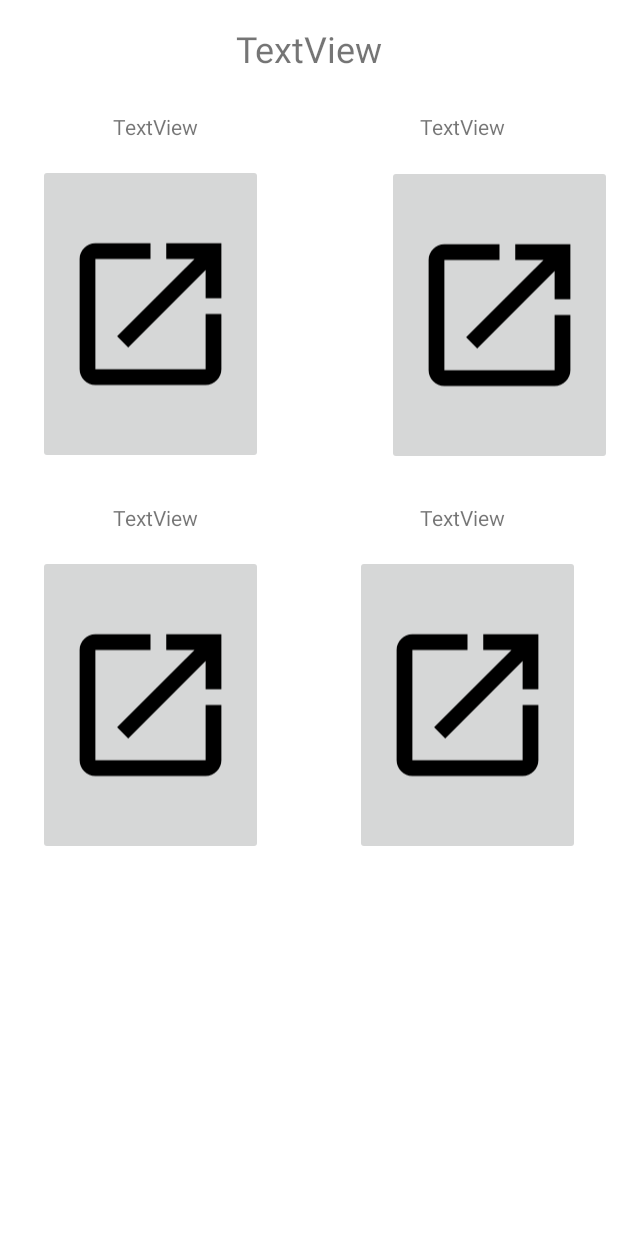
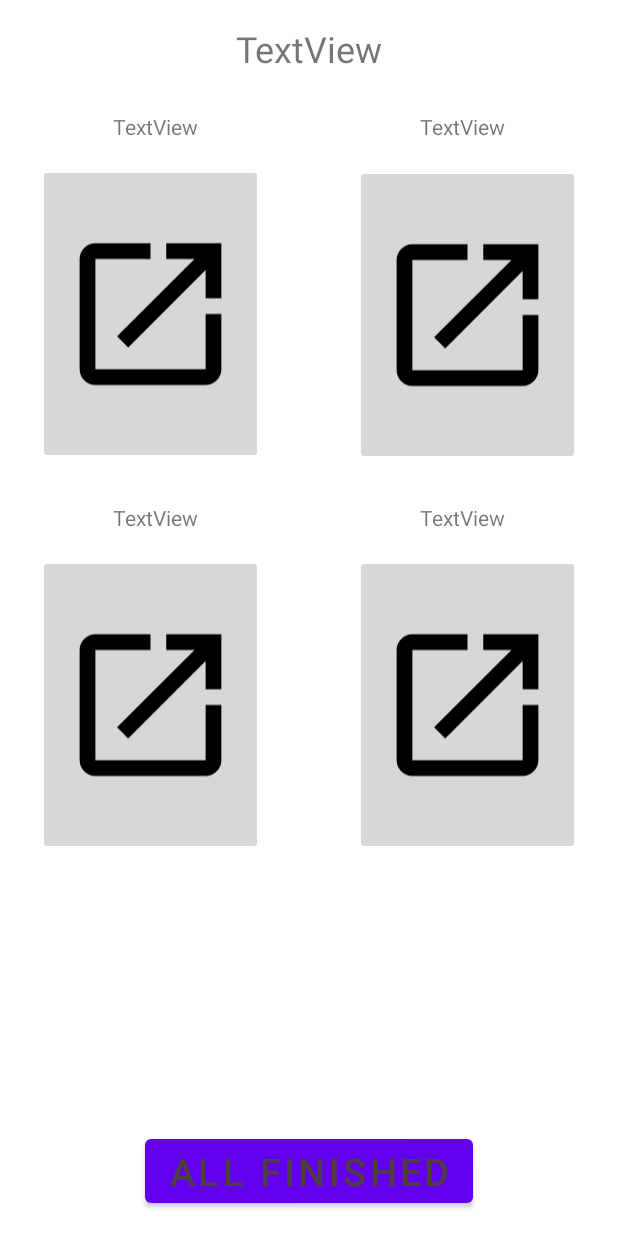
Before and after one commit to Eric-Barbrack/FinalProject, an Android app: the screen it shows after launch (MainActivity), after a tap on "SIGN UP", on a phone screen of 412 x 824 dp. Run offline under Robolectric (Android 15) with nearby library versions, the phone set to English and light mode, and no system bars.

Commit message:
June 1st

```diff
--- a/app/src/main/java/com/example/finalproject/AccessoriesViewHolder.kt
+++ b/app/src/main/java/com/example/finalproject/AccessoriesViewHolder.kt
@@ -4,6 +4,7 @@ import androidx.lifecycle.ViewModel
 import androidx.navigation.findNavController
 import androidx.recyclerview.widget.RecyclerView
 import com.example.finalproject.databinding.ListItemLayoutBinding
+import com.google.android.material.snackbar.Snackbar
 
 class AccessoriesViewHolder(val binding: ListItemLayoutBinding, clothesViewModel: ClothingViewModel): RecyclerView.ViewHolder(binding.root) {
     private lateinit var currentClothing: Clothing
@@ -13,6 +14,7 @@ class AccessoriesViewHolder(val binding: ListItemLayoutBinding, clothesViewModel
             val imageVal = currentClothing.image
             clothesViewModel.setAccessoryImageId(imageVal)
             val action = AccessoriesRecyclerFragmentDirections.actionAccessoriesRecyclerFragmentToChooseFragment(imageVal, 4)
+            Snackbar.make(view, "Good Choice!", Snackbar.LENGTH_SHORT).show()
             binding.root.findNavController().navigate(action)
         }
     }
--- a/app/src/main/java/com/example/finalproject/BottomsViewHolder.kt
+++ b/app/src/main/java/com/example/finalproject/BottomsViewHolder.kt
@@ -3,6 +3,7 @@ package com.example.finalproject
 import androidx.navigation.findNavController
 import androidx.recyclerview.widget.RecyclerView
 import com.example.finalproject.databinding.ListItemLayoutBinding
+import com.google.android.material.snackbar.Snackbar
 
 class BottomsViewHolder(val binding: ListItemLayoutBinding, clothesViewModel: ClothingViewModel): RecyclerView.ViewHolder(binding.root) {
     private lateinit var currentClothing: Clothing
@@ -12,6 +13,7 @@ class BottomsViewHolder(val binding: ListItemLayoutBinding, clothesViewModel: Cl
             val imageVal = currentClothing.image
             clothesViewModel.setBottomImageId(imageVal)
             val action = BottomRecyclerFragmentDirections.actionBottomRecyclerFragmentToChooseFragment(imageVal, 2)
+            Snackbar.make(view, "Good Choice!", Snackbar.LENGTH_SHORT).show()
             binding.root.findNavController().navigate(action)
         }
     }
--- a/app/src/main/java/com/example/finalproject/ShoesViewHolder.kt
+++ b/app/src/main/java/com/example/finalproject/ShoesViewHolder.kt
@@ -3,6 +3,7 @@ package com.example.finalproject
 import androidx.navigation.findNavController
 import androidx.recyclerview.widget.RecyclerView
 import com.example.finalproject.databinding.ListItemLayoutBinding
+import com.google.android.material.snackbar.Snackbar
 
 class ShoesViewHolder(val binding: ListItemLayoutBinding, clothesViewModel: ClothingViewModel): RecyclerView.ViewHolder(binding.root) {
     private lateinit var currentClothing: Clothing
@@ -12,6 +13,7 @@ class ShoesViewHolder(val binding: ListItemLayoutBinding, clothesViewModel: Clot
             val imageVal = currentClothing.image
             clothesViewModel.setShoeImageId(imageVal)
             val action = ShoesRecyclerFragmentDirections.actionShoesRecyclerFragmentToChooseFragment(imageVal, 3)
+            Snackbar.make(view, "Good Choice!", Snackbar.LENGTH_SHORT).show()
             binding.root.findNavController().navigate(action)
         }
     }
--- a/app/src/main/java/com/example/finalproject/TopsViewHolder.kt
+++ b/app/src/main/java/com/example/finalproject/TopsViewHolder.kt
@@ -1,8 +1,10 @@
 package com.example.finalproject
 
+import android.widget.Toast
 import androidx.navigation.findNavController
 import androidx.recyclerview.widget.RecyclerView
 import com.example.finalproject.databinding.ListItemLayoutBinding
+import com.google.android.material.snackbar.Snackbar
 
 class TopsViewHolder(val binding: ListItemLayoutBinding, clothesViewModel: ClothingViewModel): RecyclerView.ViewHolder(binding.root) {
     private lateinit var currentClothing: Clothing
@@ -13,6 +15,7 @@ class TopsViewHolder(val binding: ListItemLayoutBinding, clothesViewModel: Cloth
             val imageVal = currentClothing.image
             clothesViewModel.setTopImageId(imageVal)
             val action = TopsRecyclerFragmentDirections.actionTopsRecyclerFragmentToChooseFragment(imageVal, 1)
+            Snackbar.make(view, "Good Choice!", Snackbar.LENGTH_SHORT).show()
             binding.root.findNavController().navigate(action)
         }
     }
--- a/app/src/main/res/layout/fragment_choose.xml
+++ b/app/src/main/res/layout/fragment_choose.xml
@@ -19,17 +19,19 @@
         android:adjustViewBounds="true"
         android:scaleType="fitCenter"
         app:layout_constraintStart_toStartOf="parent"
-        app:layout_constraintTop_toBottomOf="@+id/textView3" />
+        app:layout_constraintTop_toBottomOf="@+id/textView3"
+        tools:ignore="SpeakableTextPresentCheck" />
 
     <ImageButton
         android:id="@+id/bottomsButton"
         android:layout_width="150dp"
         android:layout_height="200dp"
         android:layout_marginTop="16dp"
-        android:layout_marginEnd="4dp"
+        android:layout_marginEnd="25dp"
         android:scaleType="fitCenter"
         app:layout_constraintEnd_toEndOf="parent"
-        app:layout_constraintTop_toBottomOf="@+id/textView4" />
+        app:layout_constraintTop_toBottomOf="@+id/textView4"
+        tools:ignore="SpeakableTextPresentCheck" />
 
     <ImageButton
         android:id="@+id/accessoriesButton"
@@ -39,7 +41,8 @@
         android:layout_marginEnd="25dp"
         android:scaleType="fitCenter"
         app:layout_constraintEnd_toEndOf="parent"
-        app:layout_constraintTop_toBottomOf="@+id/textView6" />
+        app:layout_constraintTop_toBottomOf="@+id/textView6"
+        tools:ignore="SpeakableTextPresentCheck" />
 
     <ImageButton
         android:id="@+id/shoesButton"
@@ -49,7 +52,8 @@
         android:layout_marginTop="15dp"
         android:scaleType="fitCenter"
         app:layout_constraintStart_toStartOf="parent"
-        app:layout_constraintTop_toBottomOf="@+id/textView5" />
+        app:layout_constraintTop_toBottomOf="@+id/textView5"
+        tools:ignore="SpeakableTextPresentCheck" />
 
     <TextView
         android:id="@+id/Instructions"
@@ -99,4 +103,15 @@
         android:text="TextView"
         app:layout_constraintEnd_toEndOf="parent"
         app:layout_constraintTop_toBottomOf="@+id/bottomsButton" />
+
+    <Button
+        android:id="@+id/finishedButton"
+        android:layout_width="wrap_content"
+        android:layout_height="wrap_content"
+        android:layout_marginBottom="16dp"
+        android:text="All Finished"
+        android:textSize="25dp"
+        app:layout_constraintBottom_toBottomOf="parent"
+        app:layout_constraintEnd_toEndOf="parent"
+        app:layout_constraintStart_toStartOf="parent" />
 </androidx.constraintlayout.widget.ConstraintLayout>
--- a/app/src/main/res/navigation/nav_graph.xml
+++ b/app/src/main/res/navigation/nav_graph.xml
@@ -74,5 +74,13 @@
         <argument
             android:name="whichButton"
             app:argType="integer" />
+        <action
+            android:id="@+id/action_chooseFragment_to_closingScreenFragment"
+            app:destination="@id/closingScreenFragment" />
     </fragment>
+    <fragment
+        android:id="@+id/closingScreenFragment"
+        android:name="com.example.finalproject.ClosingScreenFragment"
+        android:label="fragment_closing_screen"
+        tools:layout="@layout/fragment_closing_screen" />
 </navigation>
--- a/app/src/main/res/values/strings.xml
+++ b/app/src/main/res/values/strings.xml
@@ -2,4 +2,9 @@
     <string name="app_name">Final Project</string>
     <!-- TODO: Remove or change this placeholder text -->
     <string name="hello_blank_fragment">Hello blank fragment</string>
+    <string name="topsChosen">Please Pick a top!</string>
+    <string name="bottomsChosen">Please Pick a top!</string>
+    <string name="shoesChosen">Please Pick a top!</string>
+    <string name="accessoriesChosen">Please Pick a top!</string>
+
 </resources>
```
Also changed, not shown: app/src/main/java/com/example/finalproject/ChooseFragment.kt (+15 -0 lines), app/src/main/java/com/example/finalproject/ClosingScreenFragment.kt (added, +43 -0 lines), app/src/main/java/com/example/finalproject/ClothingViewModel.kt (+33 -0 lines), app/src/main/res/layout/fragment_closing_screen.xml (added, +21 -0 lines).
